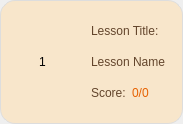
Qt form CAI_PyQt/CAI_Student/UI/CardScores.ui (CPG19040/CPG19040) before a commit.
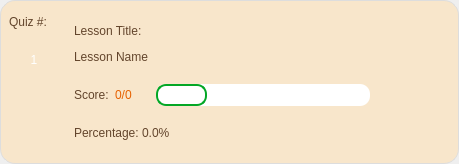
The same form after that commit. Icons and pictures are not drawn.

```diff
--- a/CAI_PyQt/CAI_Student/UI/CardScores.ui
+++ b/CAI_PyQt/CAI_Student/UI/CardScores.ui
@@ -6,10 +6,16 @@
    <rect>
     <x>0</x>
     <y>0</y>
-    <width>183</width>
-    <height>124</height>
+    <width>459</width>
+    <height>164</height>
    </rect>
   </property>
+  <property name="maximumSize">
+   <size>
+    <width>16777215</width>
+    <height>164</height>
+   </size>
+  </property>
   <property name="focusPolicy">
    <enum>Qt::StrongFocus</enum>
   </property>
@@ -64,26 +70,111 @@
        <number>9</number>
       </property>
       <item>
-       <widget class="QLabel" name="label_quiznum">
-        <property name="styleSheet">
-         <string notr="true">border-radius: 10px; font: 22pt &quot;Biscuit Glitch&quot;;</string>
-        </property>
-        <property name="text">
-         <string>1</string>
-        </property>
-        <property name="scaledContents">
-         <bool>true</bool>
-        </property>
-        <property name="alignment">
-         <set>Qt::AlignCenter</set>
-        </property>
+       <widget class="QWidget" name="widget_6" native="true">
+        <layout class="QVBoxLayout" name="verticalLayout_4">
+         <property name="spacing">
+          <number>0</number>
+         </property>
+         <property name="leftMargin">
+          <number>0</number>
+         </property>
+         <property name="topMargin">
+          <number>0</number>
+         </property>
+         <property name="rightMargin">
+          <number>0</number>
+         </property>
+         <property name="bottomMargin">
+          <number>0</number>
+         </property>
+         <item>
+          <widget class="QLabel" name="label_3">
+           <property name="minimumSize">
+            <size>
+             <width>0</width>
+             <height>26</height>
+            </size>
+           </property>
+           <property name="maximumSize">
+            <size>
+             <width>16777215</width>
+             <height>26</height>
+            </size>
+           </property>
+           <property name="layoutDirection">
+            <enum>Qt::LeftToRight</enum>
+           </property>
+           <property name="styleSheet">
+            <string notr="true">font: 12pt &quot;Inter Medium&quot;; color: rgb(99, 69, 44);</string>
+           </property>
+           <property name="text">
+            <string>Quiz #:</string>
+           </property>
+           <property name="alignment">
+            <set>Qt::AlignLeading|Qt::AlignLeft|Qt::AlignVCenter</set>
+           </property>
+          </widget>
+         </item>
+         <item>
+          <widget class="QWidget" name="widget_5" native="true">
+           <property name="minimumSize">
+            <size>
+             <width>50</width>
+             <height>50</height>
+            </size>
+           </property>
+           <property name="maximumSize">
+            <size>
+             <width>50</width>
+             <height>50</height>
+            </size>
+           </property>
+           <property name="styleSheet">
+            <string notr="true">#widget_5 {
+	border-image: url(:/Images/Images/wood_round.png);
+}</string>
+           </property>
+           <layout class="QVBoxLayout" name="verticalLayout_3">
+            <item>
+             <widget class="QLabel" name="label_quiznum">
+              <property name="styleSheet">
+               <string notr="true">border-radius: 10px; font: 22pt &quot;Biscuit Glitch&quot;; color: rgb(255, 255, 255);</string>
+              </property>
+              <property name="text">
+               <string>1</string>
+              </property>
+              <property name="scaledContents">
+               <bool>true</bool>
+              </property>
+              <property name="alignment">
+               <set>Qt::AlignCenter</set>
+              </property>
+             </widget>
+            </item>
+           </layout>
+          </widget>
+         </item>
+         <item>
+          <spacer name="verticalSpacer">
+           <property name="orientation">
+            <enum>Qt::Vertical</enum>
+           </property>
+           <property name="sizeHint" stdset="0">
+            <size>
+             <width>20</width>
+             <height>40</height>
+            </size>
+           </property>
+          </spacer>
+         </item>
+        </layout>
        </widget>
       </item>
       <item>
        <widget class="QWidget" name="widget" native="true">
         <layout class="QVBoxLayout" name="verticalLayout">
          <property name="spacing">
-          <number>5</number>
+          <number>0</number>
          </property>
          <item>
           <widget class="QLabel" name="label_1">
@@ -121,12 +212,6 @@
              <height>26</height>
             </size>
            </property>
-           <property name="maximumSize">
-            <size>
-             <width>16777215</width>
-             <height>26</height>
-            </size>
-           </property>
            <property name="layoutDirection">
             <enum>Qt::LeftToRight</enum>
            </property>
@@ -139,6 +224,9 @@
            <property name="alignment">
             <set>Qt::AlignLeading|Qt::AlignLeft|Qt::AlignVCenter</set>
            </property>
+           <property name="wordWrap">
+            <bool>false</bool>
+           </property>
           </widget>
          </item>
          <item>
@@ -212,9 +300,114 @@
               </property>
              </widget>
             </item>
+            <item>
+             <widget class="QWidget" name="widget_progress" native="true">
+              <property name="minimumSize">
+               <size>
+                <width>250</width>
+                <height>50</height>
+               </size>
+              </property>
+              <property name="maximumSize">
+               <size>
+                <width>250</width>
+                <height>50</height>
+               </size>
+              </property>
+              <property name="styleSheet">
+               <string notr="true">#widget_progress {
+	color: rgb(51, 209, 122);
+	border-image: url(:/Images/Images/button_wood.png);
+	background: transparent;
+}</string>
+              </property>
+              <layout class="QHBoxLayout" name="horizontalLayout_4">
+               <property name="leftMargin">
+                <number>18</number>
+               </property>
+               <property name="topMargin">
+                <number>12</number>
+               </property>
+               <property name="rightMargin">
+                <number>18</number>
+               </property>
+               <property name="bottomMargin">
+                <number>12</number>
+               </property>
+               <item>
+                <widget class="QProgressBar" name="progressBar_score">
+                 <property name="styleSheet">
+                  <string notr="true">QProgressBar {
+	border-radius: 10px;
+	background-color: white;
+}
+
+QProgressBar::chunk {
+	background-color: qlineargradient(x1:0, y1:0, x2:0, y2:1, 
+                                stop:0 rgb(87, 227, 137), 
+                                stop:1 rgb(4, 167, 38));
+	border-radius: 10px;
+	border: 2px solid rgb(4, 167, 38);
+}</string>
+                 </property>
+                 <property name="value">
+                  <number>24</number>
+                 </property>
+                 <property name="alignment">
+                  <set>Qt::AlignCenter</set>
+                 </property>
+                 <property name="textVisible">
+                  <bool>false</bool>
+                 </property>
+                 <property name="orientation">
+                  <enum>Qt::Horizontal</enum>
+                 </property>
+                </widget>
+               </item>
+              </layout>
+             </widget>
+            </item>
+            <item>
+             <spacer name="horizontalSpacer">
+              <property name="orientation">
+               <enum>Qt::Horizontal</enum>
+              </property>
+              <property name="sizeHint" stdset="0">
+               <size>
+                <width>40</width>
+                <height>20</height>
+               </size>
+              </property>
+             </spacer>
+            </item>
            </layout>
           </widget>
          </item>
+         <item>
+          <widget class="QLabel" name="label_percentage">
+           <property name="minimumSize">
+            <size>
+             <width>0</width>
+             <height>26</height>
+            </size>
+           </property>
+           <property name="layoutDirection">
+            <enum>Qt::LeftToRight</enum>
+           </property>
+           <property name="styleSheet">
+            <string notr="true">font: 14pt &quot;Inter Medium&quot;; color: rgb(99, 69, 44);</string>
+           </property>
+           <property name="text">
+            <string>Percentage: 0.0%</string>
+           </property>
+           <property name="alignment">
+            <set>Qt::AlignLeading|Qt::AlignLeft|Qt::AlignVCenter</set>
+           </property>
+           <property name="wordWrap">
+            <bool>false</bool>
+           </property>
+          </widget>
+         </item>
         </layout>
        </widget>
       </item>
```
Left out of the diff: 2 changed lines with no effect on the pictures.
